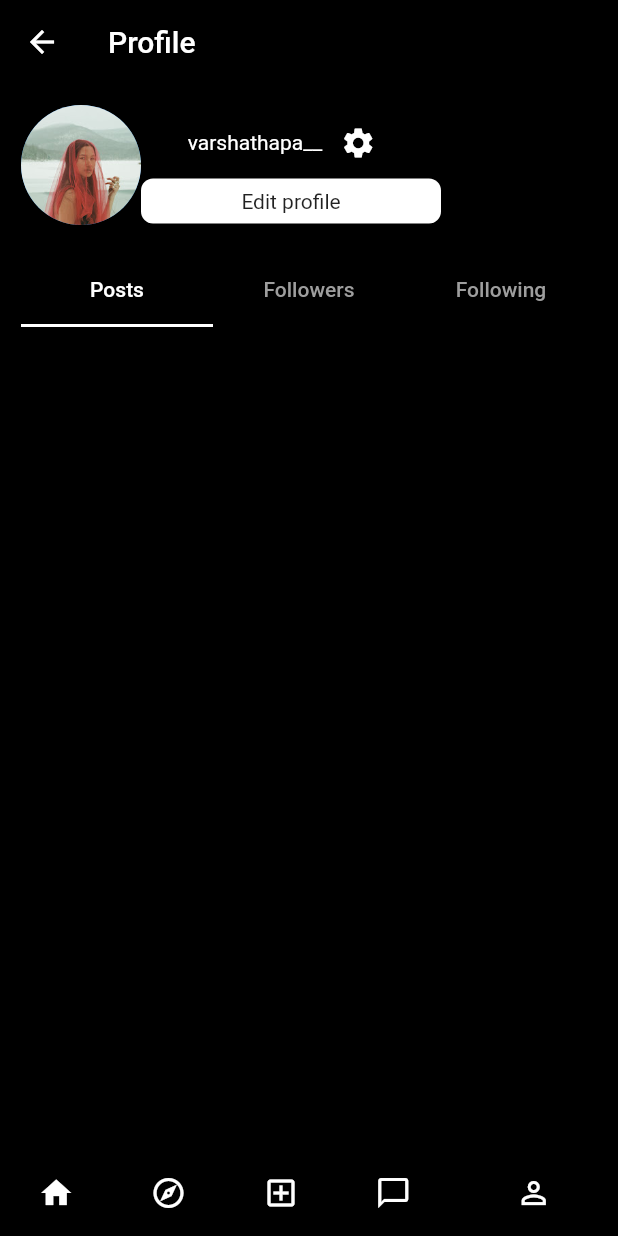
After one commit to khadkabindu/chitchats, a Flutter app: the NavigationWidget screen opened directly, item 5 of the bottom bar chosen, after a tap on the "settings" icon, on a phone screen of 412 x 824 dp. The commit adds this screen. Run offline on Flutter 3.47's test engine with Material 2 defaults, Android fonts, the phone set to English and light mode, and no system bars.

Commit message:
added profile screen with tabar view

```diff
--- a/lib/models/post_model.dart
+++ b/lib/models/post_model.dart
@@ -1,4 +1,3 @@
-import 'package:flutter/cupertino.dart';
 
 class Post{
   final String profile_image;
@@ -11,7 +10,11 @@ class Post{
 
   static const List<Post> posts =[
     Post(profile_image:"man2.jpg", username:"bec_keey", post_hours:"14", location:"Sanepa,Lalitpur", post_image:"gokyo.jpg"),
-    Post(profile_image:"ethan.jpg", username:"samy_0e", post_hours:"8", location:"NewYork", post_image:"dream.jpg"),
+    Post(profile_image:"aestheticgirl.jpg", username:"samy_0e", post_hours:"8", location:"NewYork", post_image:"dream.jpg"),
+    Post(profile_image:"varsha.jpeg", username:"kreety_er", post_hours:"1", location:"London", post_image:"girlygirls.jpg"),
+    Post(profile_image:"ethan.jpg", username:"simrannn__", post_hours:"2", location:"kathmandu, Nepal", post_image:"chilledboys.jpg"),
+
+
 
 
   ];
--- a/lib/screens/home_screen.dart
+++ b/lib/screens/home_screen.dart
@@ -1,5 +1,6 @@
 import 'package:flutter/material.dart';
 import 'package:social_media/models/post_model.dart';
+import 'package:social_media/screens/profile.dart';
 
 import '../widgets/profile_gradient_avatar.dart';
 
@@ -19,13 +20,20 @@ class _NavigationWidgetState extends State<NavigationWidget> {
     });
   }
 
+  profileImage (){
+    return const CircleAvatar(
+      radius: 40,
+      backgroundImage: AssetImage("images/varsha.jpeg"),
+    );
+  }
 
-  static const List<IconData> _selectedIcons = [
+  static const List<dynamic> _selectedIcons = [
     Icons.home_filled,
     Icons.explore,
     Icons.add_box_sharp,
     Icons.messenger_outlined,
-    Icons.person
+    Icons.person_outline
+
   ];
 
   static const List<IconData> _unselectedIcons = [
@@ -57,12 +65,7 @@ class _NavigationWidgetState extends State<NavigationWidget> {
         style: TextStyle(color: Colors.white),
       ),
     ),
-    Center(
-      child: Text(
-        "Profile",
-        style: TextStyle(color: Colors.black),
-      ),
-    ),
+    Profile(),
   ];
 
   @override
@@ -93,6 +96,7 @@ class _NavigationWidgetState extends State<NavigationWidget> {
     );
   }
 }
+
 
 class HomeScreen extends StatefulWidget {
   const HomeScreen({Key? key}) : super(key: key);
@@ -187,7 +191,7 @@ class _HomeScreenState extends State<HomeScreen> {
             height: 495,
             padding: EdgeInsets.all(16),
             child: ListView.builder(
-                itemCount: 5,
+                itemCount: 4,
                 shrinkWrap: true,
                 scrollDirection: Axis.vertical,
                 itemBuilder: (BuildContext context, int index){
--- /dev/null
+++ b/lib/screens/profile.dart
@@ -0,0 +1,115 @@
+import 'package:flutter/material.dart';
+
+class Profile extends StatefulWidget {
+  const Profile({Key? key}) : super(key: key);
+
+  @override
+  State<Profile> createState() => _ProfileState();
+}
+
+class _ProfileState extends State<Profile> with SingleTickerProviderStateMixin{
+   late TabController _tabController;
+
+   @override
+   void initState() {
+     super.initState();
+     _tabController = TabController(length: 3, vsync: this);
+   }
+
+   @override
+   void dispose() {
+     _tabController.dispose();
+     super.dispose();
+   }
+  @override
+  Widget build(BuildContext context) {
+    return Scaffold(
+      backgroundColor: Colors.black,
+      appBar: AppBar(
+        backgroundColor: Colors.transparent,
+        title: Text(
+          "Profile",
+          style: TextStyle(color: Colors.white),
+        ),
+      ),
+      body: Padding(
+        padding: EdgeInsets.all(14),
+        child: SafeArea(
+          child: Column(
+            children: [
+              Row(
+                children: [
+                  CircleAvatar(
+                    backgroundImage: AssetImage("images/varsha.jpeg"),
+                    radius: 40,
+                  ),
+
+                  Column(
+                    children: [
+                      Row(
+                        children: [
+                          Text(
+                            "varshathapa__",
+                            style: TextStyle(color: Colors.white),
+                          ),
+                          IconButton(
+                              onPressed: () {},
+                              icon: Icon(
+                                Icons.settings,
+                                color: Colors.white,
+                              ))
+                        ],
+                      ),
+                      SizedBox(width: 50,),
+                      Container(
+                        width: 200,
+                        height: 30,
+                        decoration: BoxDecoration(
+                            borderRadius: BorderRadius.circular(8),
+                            color: Colors.white),
+                        child: Align(
+                          alignment: Alignment.center,
+                          child: Text("Edit profile"),
+                        ),
+                      )
+                    ],
+                  )
+                ],
+              ),
+              SizedBox(height: 20),
+              Container(
+                width: double.infinity,
+
+                child: TabBar(
+                  controller: _tabController,
+                  labelColor: Colors.white,
+                  unselectedLabelColor: Colors.grey,
+                  indicatorColor: Colors.black,
+                  tabs: [
+                    Tab(text: 'Posts'),
+                    Tab(text: 'Followers'),
+                    Tab(text: 'Following'),
+                  ],
+                ),
+              ),
+              SizedBox(height: 10),
+              Expanded(
+                child: TabBarView(
+                  controller: _tabController,
+                  children: [
+// Posts Tab Content
+                    Center(child: Text('Posts')),
+// Followers Tab Content
+                    Center(child: Text('Followers')),
+// Following Tab Content
+                    Center(child: Text('Following')),
+                  ],
+                ),
+              ),
+            ],
+          ),
+        ),
+      ),
+    );
+  }
+}
--- a/lib/screens/signup_screen.dart
+++ b/lib/screens/signup_screen.dart
@@ -175,6 +175,28 @@ class _SignUpScreenState extends State<SignUpScreen> {
                       SizedBox(
                         height: 20,
                       ),
+
+                      Row(
+                        mainAxisAlignment: MainAxisAlignment.center,
+                        children: [
+                          Text("Already have an account? "),
+                          GestureDetector(
+                            onTap: () {
+                              Navigator.push(
+                                context,
+                                MaterialPageRoute(builder: (context) => const SignUpScreen()),
+                              );
+                            },
+                            child: Text(
+                              "Login",
+                              style: TextStyle(color: Colors.blueAccent),
+                            ),
+                          ),
+                        ],
+                      ),
+                      SizedBox(
+                        height: 20,
+                      ),
                       Row(
                         mainAxisAlignment: MainAxisAlignment.center,
                         children: [
```
